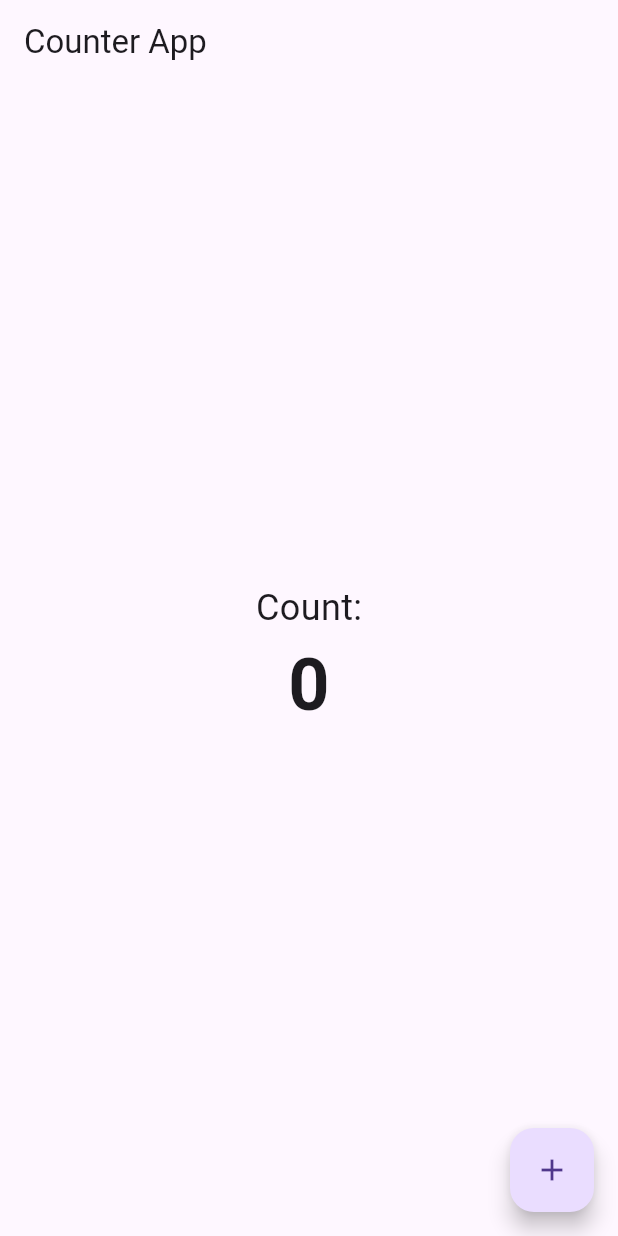
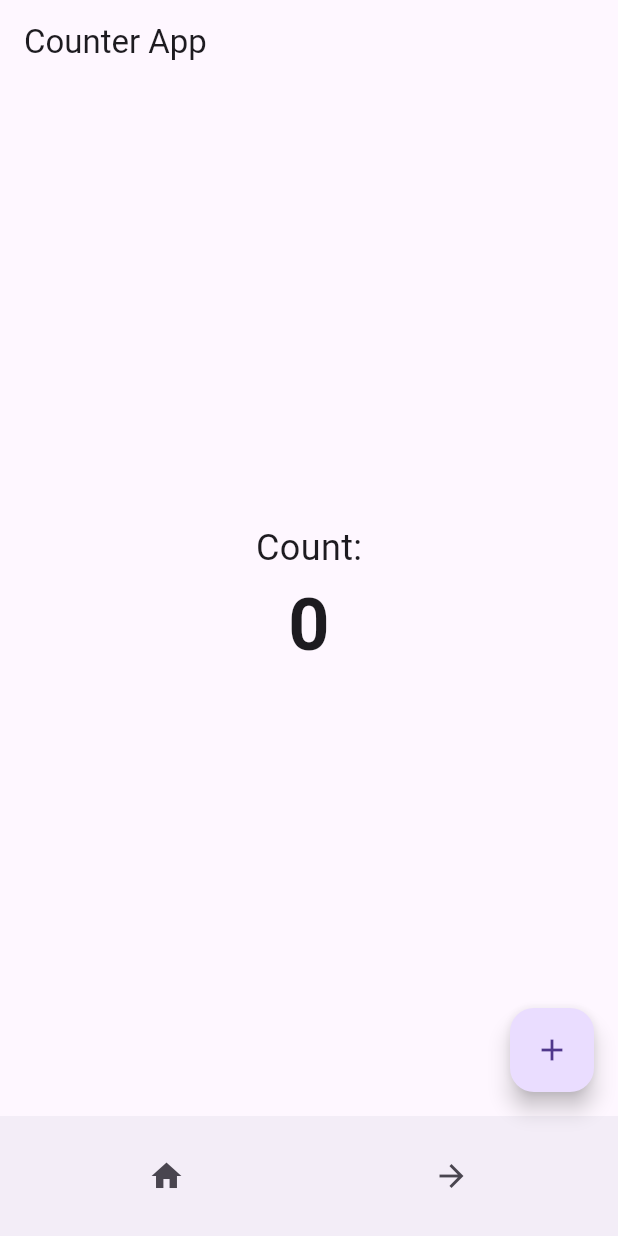
Before and after one commit to kaiqueBellmont/flutter_provider_simple, a Flutter app: the screen it shows after launch, on a phone screen of 412 x 824 dp. Run offline on Flutter 3.47's test engine with Material 3 defaults, Android fonts, the phone set to English and light mode, and no system bars.

Commit message:
new page

```diff
--- a/lib/main.dart
+++ b/lib/main.dart
@@ -1,11 +1,11 @@
 import 'package:flutter/material.dart';
+import 'package:flutter_provider/pages/example.dart';
 import 'package:flutter_provider/pages/home.dart';
 import 'package:flutter_provider/providers/counter_provider.dart';
 import 'package:provider/provider.dart';
 
 void main() {
   runApp(
-    // Step 2: Wrap your app with MultiProvider
     MultiProvider(
       providers: [
         ChangeNotifierProvider(
@@ -27,6 +27,9 @@ class MyApp extends StatelessWidget {
       title: 'Provider Example',
       theme: ThemeData(primarySwatch: Colors.blue),
       home: const HomePage(),
+      routes: {
+        '/example': (context) => const Example(),
+      },
     );
   }
 }
--- a/lib/pages/home.dart
+++ b/lib/pages/home.dart
@@ -7,7 +7,6 @@ class HomePage extends StatelessWidget {
 
   @override
   Widget build(BuildContext context) {
-    // Step 3: Use the Consumer widget to access data
     return Consumer<CounterProvider>(
       builder: (context, counterProvider, child) {
         return Scaffold(
@@ -39,6 +38,30 @@ class HomePage extends StatelessWidget {
             },
             child: const Icon(Icons.add),
           ),
+          bottomNavigationBar: BottomAppBar(
+            child: Container(
+              height: 50,
+              color: Colors.transparent,
+              // i need this bottom bar more bauty
+              child: Row(
+                mainAxisAlignment: MainAxisAlignment.spaceAround,
+                children: [
+                  IconButton(
+                    icon: const Icon(Icons.home),
+                    onPressed: () {
+                      Navigator.pushNamed(context, '/example');
+                    },
+                  ),
+                  IconButton(
+                    icon: const Icon(Icons.arrow_forward),
+                    onPressed: () {
+                      Navigator.pushNamed(context, '/example');
+                    },
+                  ),
+                ],
+              ),
+            ),
+          ),
         );
       },
     );
```
Also changed, not shown: lib/pages/example.dart (added, +38 -0 lines).
